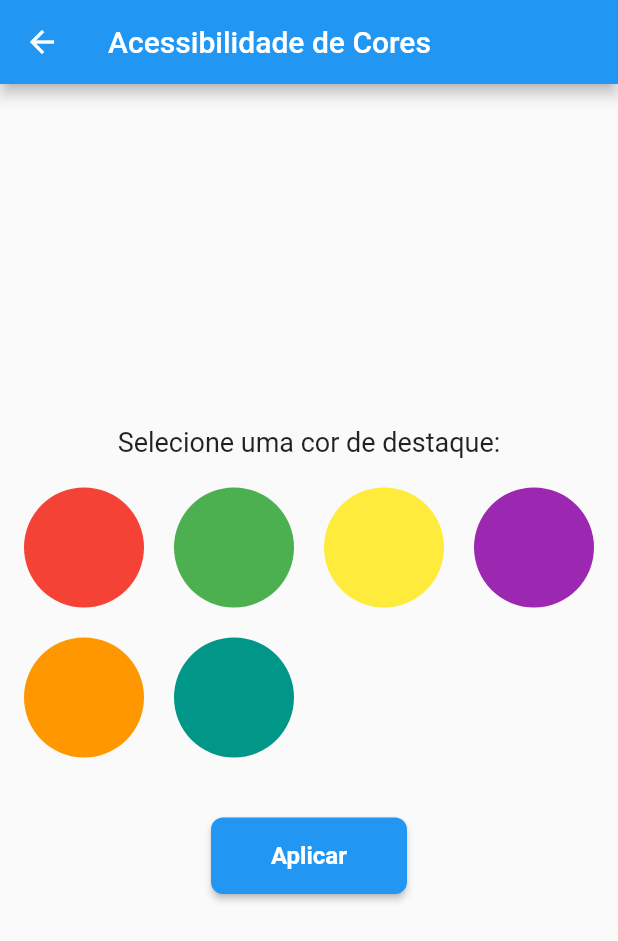
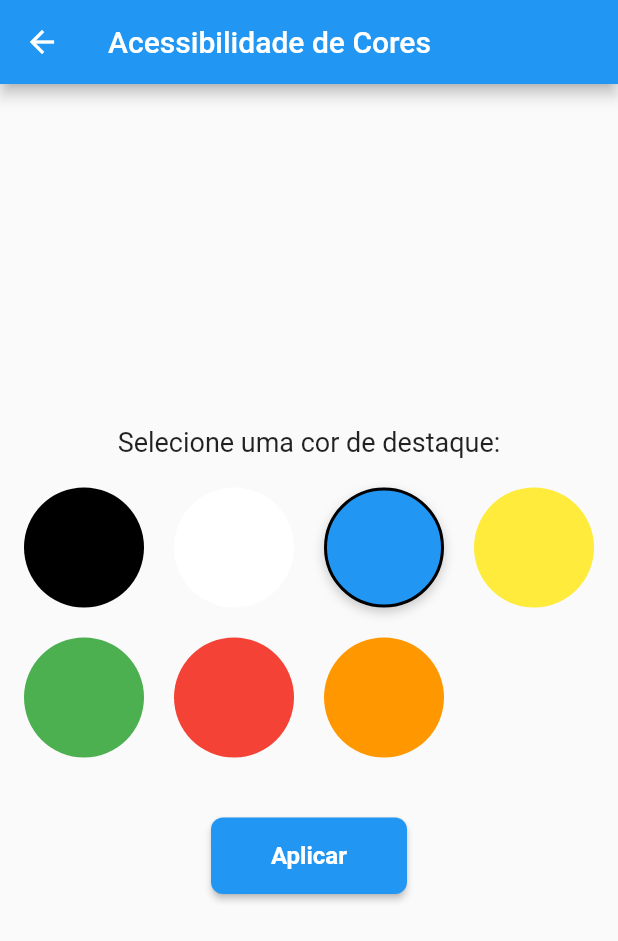
Before and after one commit to jpdants/Student-Aide, a Flutter app: the ColorAccessibilityScreen screen opened directly, on a phone screen of 412 x 824 dp. Shown: the top 941 px of the screen. Run offline on Flutter 3.47's test engine with Material 2 defaults, Android fonts, the phone set to English and light mode, and no system bars; our stand-ins replace firebase_auth, firebase_core, firebase_storage, image_picker; accounts and stored records are empty.

Commit message:
feat: versao 2.0 do gradiente daltonico

```diff
--- a/trabalho_final_prog_moveis/lib/constants/app_colors.dart
+++ b/trabalho_final_prog_moveis/lib/constants/app_colors.dart
@@ -5,5 +5,5 @@ class AppColors {
   static const kPrimaryColor = Color.fromRGBO(47, 209, 197, 1);
   static const kSecondaryColor = Color.fromRGBO(228, 237, 255, 1);
   static const kTextStyle = Color.fromRGBO(0, 57, 76, 1);
-  static Color highlightColor = Colors.blue; // Cor de destaque padrão
+  static const highlightColor = Color.fromRGBO(47, 209, 197, 1); // Cor de destaque padrão
 }
--- a/trabalho_final_prog_moveis/lib/view/gradiente_daltonico.dart
+++ b/trabalho_final_prog_moveis/lib/view/gradiente_daltonico.dart
@@ -2,7 +2,8 @@ import 'package:flutter/material.dart';
 
 class ColorAccessibilityScreen extends StatefulWidget {
   @override
-  _ColorAccessibilityScreenState createState() => _ColorAccessibilityScreenState();
+  _ColorAccessibilityScreenState createState() =>
+      _ColorAccessibilityScreenState();
 }
 
 class _ColorAccessibilityScreenState extends State<ColorAccessibilityScreen> {
@@ -36,9 +37,24 @@ class _ColorAccessibilityScreenState extends State<ColorAccessibilityScreen> {
                 runSpacing: 20,
                 children: [
                   ColorOption(
-                    color: Colors.red,
-                    isSelected: _selectedColor == Colors.red,
-                    onTap: () => _selectColor(Colors.red),
+                    color: Colors.black,
+                    isSelected: _selectedColor == Colors.black,
+                    onTap: () => _selectColor(Colors.black),
+                  ),
+                  ColorOption(
+                    color: Colors.white,
+                    isSelected: _selectedColor == Colors.white,
+                    onTap: () => _selectColor(Colors.white),
+                  ),
+                  ColorOption(
+                    color: Colors.blue,
+                    isSelected: _selectedColor == Colors.blue,
+                    onTap: () => _selectColor(Colors.blue),
+                  ),
+                  ColorOption(
+                    color: Colors.yellow,
+                    isSelected: _selectedColor == Colors.yellow,
+                    onTap: () => _selectColor(Colors.yellow),
                   ),
                   ColorOption(
                     color: Colors.green,
@@ -46,24 +62,14 @@ class _ColorAccessibilityScreenState extends State<ColorAccessibilityScreen> {
                     onTap: () => _selectColor(Colors.green),
                   ),
                   ColorOption(
-                    color: Colors.yellow,
-                    isSelected: _selectedColor == Colors.yellow,
-                    onTap: () => _selectColor(Colors.yellow),
-                  ),
-                  ColorOption(
-                    color: Colors.purple,
-                    isSelected: _selectedColor == Colors.purple,
-                    onTap: () => _selectColor(Colors.purple),
+                    color: Colors.red,
+                    isSelected: _selectedColor == Colors.red,
+                    onTap: () => _selectColor(Colors.red),
                   ),
                   ColorOption(
                     color: Colors.orange,
                     isSelected: _selectedColor == Colors.orange,
                     onTap: () => _selectColor(Colors.orange),
-                  ),
-                  ColorOption(
-                    color: Colors.teal,
-                    isSelected: _selectedColor == Colors.teal,
-                    onTap: () => _selectColor(Colors.teal),
                   ),
                 ],
               ),
@@ -77,9 +83,12 @@ class _ColorAccessibilityScreenState extends State<ColorAccessibilityScreen> {
                   padding: MaterialStateProperty.all<EdgeInsetsGeometry>(
                     EdgeInsets.symmetric(horizontal: 40, vertical: 16),
                   ),
-                  backgroundColor: MaterialStateProperty.all<Color>(Colors.blue),
+                  backgroundColor:
+                      MaterialStateProperty.all<Color>(_selectedColor),
                   shape: MaterialStateProperty.all<OutlinedBorder>(
-                    RoundedRectangleBorder(borderRadius: BorderRadius.circular(8)),
+                    RoundedRectangleBorder(
+                      borderRadius: BorderRadius.circular(8),
+                    ),
                   ),
                 ),
                 child: Text(
@@ -120,7 +129,8 @@ class ColorOption extends StatelessWidget {
         decoration: BoxDecoration(
           color: color,
           shape: BoxShape.circle,
-          border: Border.all(color: isSelected ? Colors.black : Colors.transparent, width: 2),
+          border: Border.all(
+              color: isSelected ? Colors.black : Colors.transparent, width: 2),
           boxShadow: isSelected
               ? [
                   BoxShadow(
--- a/trabalho_final_prog_moveis/lib/view/login_view.dart
+++ b/trabalho_final_prog_moveis/lib/view/login_view.dart
@@ -17,7 +17,7 @@ class _LoginPageState extends State<LoginPage> {
   final _formKey = GlobalKey<FormState>();
   String _email = '';
   String _password = '';
-  Color _highlightColor = Colors.blue;
+  Color _highlightColor = Color.fromRGBO(47, 209, 197, 1);
 
   void _submitForm() async {
     if (_formKey.currentState!.validate()) {
```
